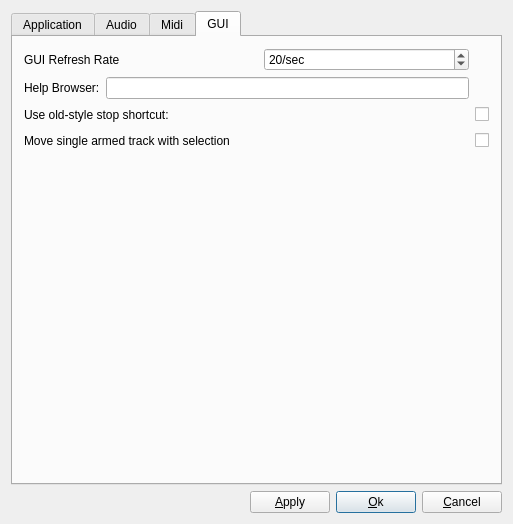
First picture: the form in muse2/muse/widgets/gensetbase.ui, repository emrum/muse, before the edit.
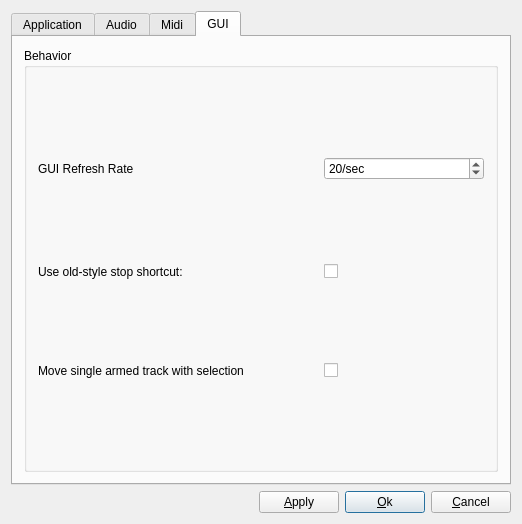
Second picture: the form after the edit. The open tabs and pages were chosen to show the change.

Commit message: Use the default browser of the system to open help pages. Added some groupboxes and layouts to genset.

```diff
--- a/muse2/muse/widgets/gensetbase.ui
+++ b/muse2/muse/widgets/gensetbase.ui
@@ -6,7 +6,7 @@
    <rect>
     <x>0</x>
     <y>0</y>
-    <width>494</width>
+    <width>522</width>
     <height>518</height>
    </rect>
   </property>
@@ -1092,18 +1092,26 @@
       <attribute name="title">
        <string>GUI</string>
       </attribute>
-      <layout class="QGridLayout">
-       <item row="1" column="0">
-        <widget class="QLabel" name="textLabel1">
-         <property name="text">
-          <string>Help Browser:</string>
-         </property>
-         <property name="wordWrap">
-          <bool>false</bool>
-         </property>
-        </widget>
-       </item>
-       <item row="0" column="0" colspan="3">
+      <layout class="QVBoxLayout" name="verticalLayout_3">
+       <property name="spacing">
+        <number>6</number>
+       </property>
+       <property name="margin">
+        <number>11</number>
+       </property>
+       <item>
+        <widget class="QGroupBox" name="groupBox">
+         <property name="title">
+          <string>Behavior</string>
+         </property>
+         <layout class="QGridLayout" name="gridLayout_2" columnminimumwidth="280,0,0">
+          <property name="margin">
+           <number>11</number>
+          </property>
+          <property name="spacing">
+           <number>6</number>
+          </property>
+          <item row="0" column="0">
         <widget class="QLabel" name="TextLabel1">
          <property name="text">
           <string>GUI Refresh Rate</string>
@@ -1113,7 +1121,7 @@
          </property>
         </widget>
        </item>
-       <item row="0" column="3" colspan="2">
+          <item row="0" column="1" colspan="2">
         <widget class="QSpinBox" name="guiRefreshSelect">
          <property name="suffix">
           <string>/sec</string>
@@ -1129,84 +1137,7 @@
          </property>
         </widget>
        </item>
-       <item row="1" column="1" colspan="4">
-        <widget class="QLineEdit" name="helpBrowser"/>
-       </item>
-       <item row="4" column="0">
-        <spacer name="spacer2">
-         <property name="orientation">
-          <enum>Qt::Vertical</enum>
-         </property>
-         <property name="sizeType">
-          <enum>QSizePolicy::Expanding</enum>
-         </property>
-         <property name="sizeHint" stdset="0">
-          <size>
-           <width>20</width>
-           <height>240</height>
-          </size>
-         </property>
-        </spacer>
-       </item>
-       <item row="4" column="4">
-        <spacer name="spacer3">
-         <property name="orientation">
-          <enum>Qt::Vertical</enum>
-         </property>
-         <property name="sizeType">
-          <enum>QSizePolicy::Expanding</enum>
-         </property>
-         <property name="sizeHint" stdset="0">
-          <size>
-           <width>20</width>
-           <height>240</height>
-          </size>
-         </property>
-        </spacer>
-       </item>
-       <item row="2" column="5">
-        <widget class="QCheckBox" name="oldStyleStopCheckBox">
-         <property name="sizePolicy">
-          <sizepolicy hsizetype="Fixed" vsizetype="Fixed">
-           <horstretch>0</horstretch>
-           <verstretch>0</verstretch>
-          </sizepolicy>
-         </property>
-         <property name="text">
-          <string/>
-         </property>
-        </widget>
-       </item>
-       <item row="3" column="5">
-        <widget class="QCheckBox" name="moveArmedCheckBox">
-         <property name="sizePolicy">
-          <sizepolicy hsizetype="Fixed" vsizetype="Fixed">
-           <horstretch>0</horstretch>
-           <verstretch>0</verstretch>
-          </sizepolicy>
-         </property>
-         <property name="text">
-          <string/>
-         </property>
-        </widget>
-       </item>
-       <item row="2" column="2" colspan="3">
-        <spacer name="spacer7">
-         <property name="orientation">
-          <enum>Qt::Horizontal</enum>
-         </property>
-         <property name="sizeType">
-          <enum>QSizePolicy::Expanding</enum>
-         </property>
-         <property name="sizeHint" stdset="0">
-          <size>
-           <width>270</width>
-           <height>20</height>
-          </size>
-         </property>
-        </spacer>
-       </item>
-       <item row="2" column="0" colspan="2">
+          <item row="1" column="0">
         <widget class="QLabel" name="textLabel1_4">
          <property name="text">
           <string>Use old-style stop shortcut:</string>
@@ -1216,7 +1147,7 @@
          </property>
         </widget>
        </item>
-       <item row="3" column="0" colspan="3">
+          <item row="2" column="0">
         <widget class="QLabel" name="textLabel1_4_2">
          <property name="text">
           <string>Move single armed track with selection</string>
@@ -1226,21 +1157,34 @@
          </property>
         </widget>
        </item>
-       <item row="3" column="3" colspan="2">
-        <spacer name="spacer7_3">
-         <property name="orientation">
-          <enum>Qt::Horizontal</enum>
-         </property>
-         <property name="sizeType">
-          <enum>QSizePolicy::Expanding</enum>
-         </property>
-         <property name="sizeHint" stdset="0">
-          <size>
-           <width>210</width>
-           <height>20</height>
-          </size>
-         </property>
-        </spacer>
+          <item row="2" column="1">
+           <widget class="QCheckBox" name="moveArmedCheckBox">
+            <property name="sizePolicy">
+             <sizepolicy hsizetype="Fixed" vsizetype="Fixed">
+              <horstretch>0</horstretch>
+              <verstretch>0</verstretch>
+             </sizepolicy>
+            </property>
+            <property name="text">
+             <string/>
+            </property>
+           </widget>
+          </item>
+          <item row="1" column="1">
+           <widget class="QCheckBox" name="oldStyleStopCheckBox">
+            <property name="sizePolicy">
+             <sizepolicy hsizetype="Fixed" vsizetype="Fixed">
+              <horstretch>0</horstretch>
+              <verstretch>0</verstretch>
+             </sizepolicy>
+            </property>
+            <property name="text">
+             <string/>
+            </property>
+           </widget>
+          </item>
+         </layout>
+        </widget>
        </item>
       </layout>
      </widget>
```
Left out of the diff: 76 changed lines with no effect on the pictures. Lines whose indentation alone changed are shown as unchanged. The commit also changes 7 other files.
